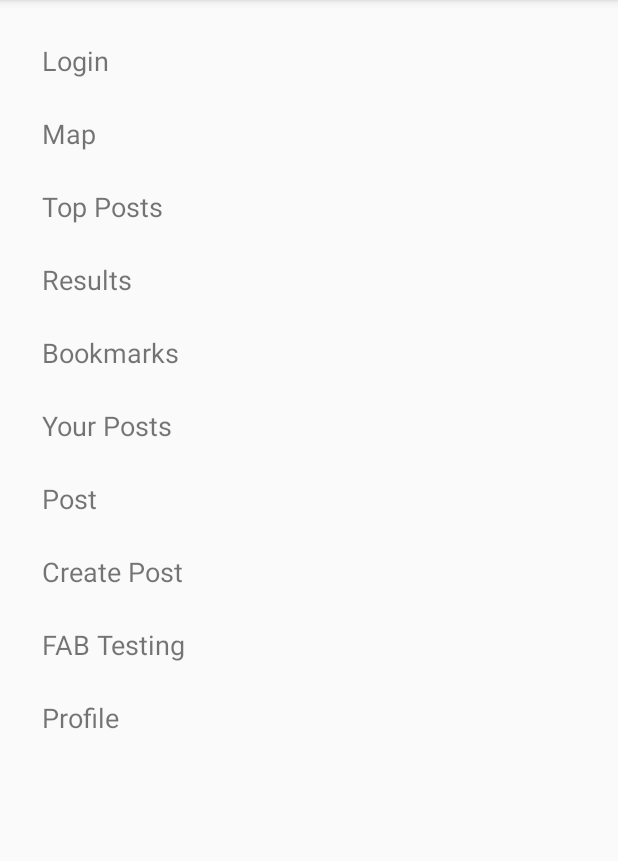
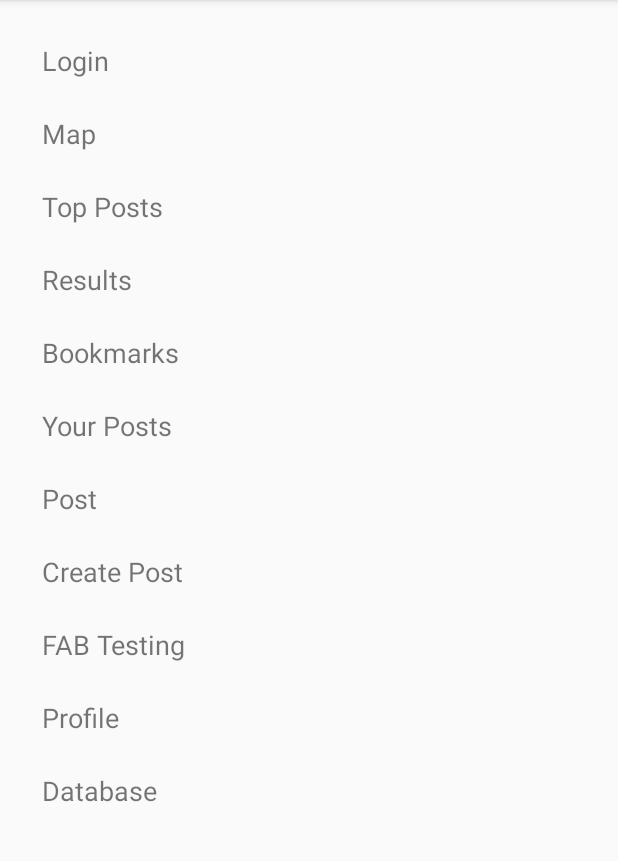
Before and after one commit to parmita52/Amity, an Android app: the screen it shows after launch (MainActivity), on a phone screen of 412 x 824 dp, the part 84-945 px from its top. Run offline under Robolectric (Android 15) with nearby library versions, the phone set to English and light mode, and no system bars.

Commit message:
database does not show entries

```diff
--- a/app/src/main/AndroidManifest.xml
+++ b/app/src/main/AndroidManifest.xml
@@ -78,7 +78,11 @@
         <activity
             android:name=".ProfileActivity"
             android:label="@string/title_activity_profile"
-            android:theme="@style/AppTheme.NoActionBar"></activity>
+            android:theme="@style/AppTheme.NoActionBar"/>
+        <activity
+            android:name=".UsersActivity"
+            android:label="@string/title_activity_users"
+            android:theme="@style/AppTheme.NoActionBar"/>
     </application>
 
 </manifest>
--- a/app/src/main/java/com/example/android/amity/MainActivity.java
+++ b/app/src/main/java/com/example/android/amity/MainActivity.java
@@ -31,10 +31,10 @@ public class MainActivity extends AppCompatActivity {
         });
 
         //LOGIN**************************
-        TextView db = (TextView) findViewById(R.id.text_view_user);
+        TextView db = (TextView) findViewById(R.id.db);
 
         // Set a click listener on that View
-        login.setOnClickListener(new View.OnClickListener() {
+        db.setOnClickListener(new View.OnClickListener() {
             // The code in this method will be executed when the numbers category is clicked on.
             @Override
             public void onClick(View view) {
--- a/app/src/main/java/com/example/android/amity/UsersActivity.java
+++ b/app/src/main/java/com/example/android/amity/UsersActivity.java
@@ -6,6 +6,7 @@ import android.database.sqlite.SQLiteDatabase;
 import android.os.Bundle;
 import android.support.v7.app.AppCompatActivity;
 import android.widget.TextView;
+import android.widget.Toast;
 
 import com.example.android.amity.data.AmityContract.AmityEntry;
 import com.example.android.amity.data.AmityDbHelper;
@@ -31,6 +32,8 @@ public class UsersActivity extends AppCompatActivity {
     @Override
     protected void onStart() {
         super.onStart();
+        insertUser();
+
         displayDatabaseInfo();
     }
 
--- a/app/src/main/java/com/example/android/amity/data/AmityDbHelper.java
+++ b/app/src/main/java/com/example/android/amity/data/AmityDbHelper.java
@@ -41,7 +41,8 @@ public class AmityDbHelper extends SQLiteOpenHelper {
                 + AmityEntry.COLUMN_NAME + " TEXT NOT NULL, "
                 + AmityEntry.COLUMN_EMAIL + " TEXT, "
                 + AmityEntry.COLUMN_GENDER + " INTEGER NOT NULL,"
-                + AmityEntry.COLUMN_GMAIL_ID + " TEXT";
+                + AmityEntry.COLUMN_GMAIL_ID + " INTEGER NOT NULL" + " )";
+
 
         // Execute the SQL statement
         db.execSQL(SQL_CREATE_USERS_TABLE);
--- a/app/src/main/res/layout/activity_main.xml
+++ b/app/src/main/res/layout/activity_main.xml
@@ -81,4 +81,11 @@
         android:text="Profile"
         style="@style/mainActivityStyle"/>
 
+    <TextView
+        android:id="@+id/db"
+        android:layout_width="wrap_content"
+        android:layout_height="wrap_content"
+        android:text="Database"
+        style="@style/mainActivityStyle"/>
+
 </LinearLayout>
--- a/app/src/main/res/values/strings.xml
+++ b/app/src/main/res/values/strings.xml
@@ -115,6 +115,7 @@
     <string name="title_activity_fabtesting">FABTestingActivity</string>
     <string name="title_activity_your_posts">Your Posts</string>
     <string name="title_activity_map">Welcome</string>
+    <string name="title_activity_users">Users</string>
 
     <string name="fun_stats">Cool stats and facts here</string>
     <string name="title_activity_profile">My Profile</string>
```
